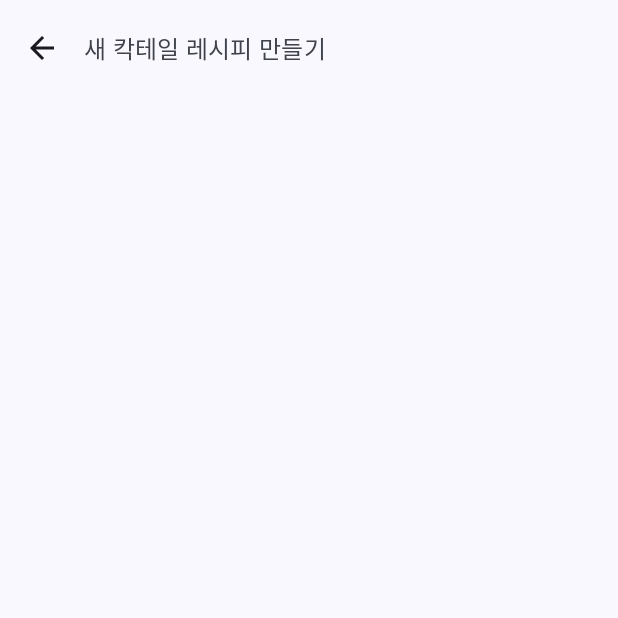
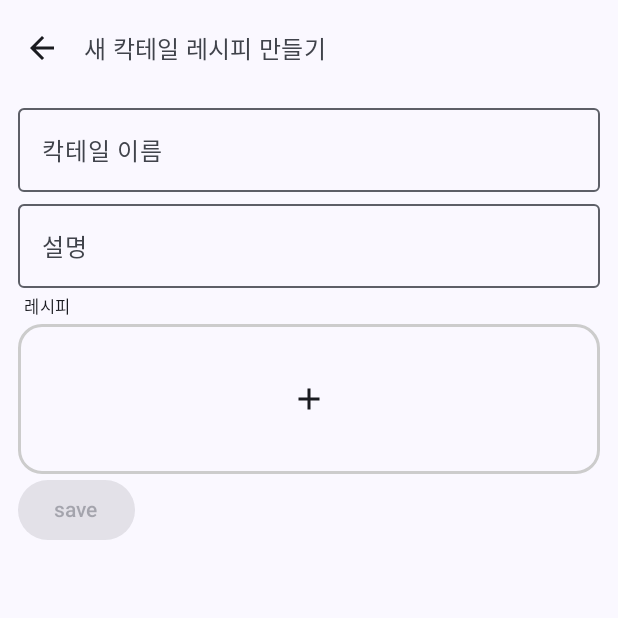
Before and after one commit to PotatoMadness/CocktailRecipe, an Android app built with Jetpack Compose: the composable MyRecipeCreateScreen shown on its own in the app's theme, on a phone screen of 412 x 824 dp, the top half of it. Run offline under Robolectric (Android 15) with nearby library versions, the phone set to English and light mode, and no system bars; our stand-ins replace Dagger/Hilt's generated code, Room's generated code; network calls fail.

Commit message:
feat : 나의 레시피

```diff
--- a/app/src/main/java/com/potatomadness/cocktail/data/AppDatabase.kt
+++ b/app/src/main/java/com/potatomadness/cocktail/data/AppDatabase.kt
@@ -5,12 +5,13 @@ import androidx.room.Database
 import androidx.room.Room
 import androidx.room.RoomDatabase
 
-@Database(entities = [Cocktail::class], version = 2)
+@Database(entities = [Cocktail::class, Ingredient::class], version = 5)
 abstract class AppDatabase: RoomDatabase() {
     abstract fun cocktailDao(): CocktailDao
+    abstract fun ingredientDao(): IngredientDao
 
     companion object {
-        private const val DATABASE_NAME = "collect_insult"
+        private const val DATABASE_NAME = "cocktail_recipe"
 
         @Volatile private var instance: AppDatabase? = null
 
--- a/app/src/main/java/com/potatomadness/cocktail/data/Cocktail.kt
+++ b/app/src/main/java/com/potatomadness/cocktail/data/Cocktail.kt
@@ -8,14 +8,14 @@ import com.google.gson.annotations.SerializedName
 
 @Entity(tableName = "Cocktail")
 data class Cocktail(
-    @field:SerializedName("strDrink") val name: String,
+    @field:SerializedName("strDrink") var name: String,
     @field:SerializedName("strDrinkThumb") val thumbnailUrl: String,
     @PrimaryKey @ColumnInfo(name = "id")
-    @field:SerializedName("idDrink") val id: String,
+    @field:SerializedName("idDrink") var id: String,
     @field:SerializedName("strCategory") val category: String? = null,
     @field:SerializedName("strAlcoholic") val alcoholic: String? = null,
     @field:SerializedName("strGlass") val glass: String? = null,
-    @field:SerializedName("strInstructions") val instructions: String? = null,
+    @field:SerializedName("strInstructions") var instructions: String? = null,
     @field:SerializedName("strIngredient1") val _ing1: String? = null,
     @field:SerializedName("strIngredient2") val _ing2: String? = null,
     @field:SerializedName("strIngredient3") val _ing3: String? = null,
@@ -30,6 +30,8 @@ data class Cocktail(
     @field:SerializedName("strMeasure5") val _measure5: String? = null,
     @field:SerializedName("strMeasure6") val _measure6: String? = null,
     @field:SerializedName("strMeasure7") val _measure7: String? = null,
+    val isCustom: Boolean = false,
+    val isFavorite: Boolean = false
 ) {
     val recipeSteps: List<Pair<String, String>>
         get() {
--- a/app/src/main/java/com/potatomadness/cocktail/data/CocktailDao.kt
+++ b/app/src/main/java/com/potatomadness/cocktail/data/CocktailDao.kt
@@ -5,19 +5,32 @@ import androidx.room.Delete
 import androidx.room.Insert
 import androidx.room.OnConflictStrategy
 import androidx.room.Query
+import androidx.room.Update
 import kotlinx.coroutines.flow.Flow
 
 @Dao
 interface CocktailDao {
+    @Insert(onConflict = OnConflictStrategy.IGNORE)
+    suspend fun insert(cocktail: Cocktail)
+
     @Insert(onConflict = OnConflictStrategy.REPLACE)
-    suspend fun insert(cocktail: Cocktail)
+    suspend fun insertFullInfo(cocktail: Cocktail)
+
+    @Update
+    suspend fun update(cocktail: Cocktail)
 
     @Delete
     suspend fun delete(cocktail: Cocktail)
 
-    @Query("SELECT EXISTS(SELECT 1 FROM Cocktail WHERE id = :cocktailId LIMIT 1)")
-    fun isSaved(cocktailId: String): Flow<Boolean>
+    @Query("SELECT EXISTS(SELECT 1 FROM Cocktail WHERE id = :cocktailId and isFavorite != 0 LIMIT 1)")
+    fun isFavorite(cocktailId: String): Flow<Boolean>
 
     @Query("SELECT * FROM Cocktail")
     fun getAll(): Flow<List<Cocktail>>
+
+    @Query("SELECT * FROM Cocktail WHERE isCustom != 0")
+    fun getMyRecipes(): Flow<List<Cocktail>>
+
+    @Query("SELECT * FROM Cocktail WHERE isFavorite != 0")
+    fun getFavoriteRecipes(): Flow<List<Cocktail>>
 }
--- /dev/null
+++ b/app/src/main/java/com/potatomadness/cocktail/data/IngredientDao.kt
@@ -0,0 +1,19 @@
+package com.potatomadness.cocktail.data
+
+import androidx.room.Dao
+import androidx.room.Insert
+import androidx.room.OnConflictStrategy
+import androidx.room.Query
+import kotlinx.coroutines.flow.Flow
+
+@Dao
+interface IngredientDao {
+    @Insert(onConflict = OnConflictStrategy.IGNORE)
+    suspend fun insert(ingredient: Ingredient)
+
+    @Insert(onConflict = OnConflictStrategy.REPLACE)
+    suspend fun insertFullInfo(ingredient: Ingredient)
+
+    @Query("SELECT * FROM Ingredient")
+    fun getAll(): Flow<List<Ingredient>>
+}
--- a/app/src/main/java/com/potatomadness/cocktail/di/DatabaseModule.kt
+++ b/app/src/main/java/com/potatomadness/cocktail/di/DatabaseModule.kt
@@ -3,6 +3,7 @@ package com.potatomadness.cocktail.di
 import android.content.Context
 import com.potatomadness.cocktail.data.AppDatabase
 import com.potatomadness.cocktail.data.CocktailDao
+import com.potatomadness.cocktail.data.IngredientDao
 import dagger.Module
 import dagger.Provides
 import dagger.hilt.InstallIn
@@ -23,4 +24,9 @@ class DatabaseModule {
     fun provideCocktailDao(appDatabase: AppDatabase): CocktailDao {
         return appDatabase.cocktailDao()
     }
+
+    @Provides
+    fun provideIngredientDao(appDatabase: AppDatabase): IngredientDao {
+        return appDatabase.ingredientDao()
+    }
 }
--- a/app/src/main/java/com/potatomadness/cocktail/navigation/NavigationActions.kt
+++ b/app/src/main/java/com/potatomadness/cocktail/navigation/NavigationActions.kt
@@ -12,6 +12,7 @@ object CocktailAppRoute {
     const val HOME = "Home"
     const val FAVORITE = "Favorite"
     const val MY_RECIPE = "MyRecipe"
+    const val CREATE_RECIPE = "CreateRecipe"
     const val DETAIL = "Detail"
     const val INFO = "info"
 }
--- a/app/src/main/java/com/potatomadness/cocktail/ui/MyRecipeCreateScreen.kt
+++ b/app/src/main/java/com/potatomadness/cocktail/ui/MyRecipeCreateScreen.kt
@@ -1,20 +1,36 @@
 package com.potatomadness.cocktail.ui
 
 import android.annotation.SuppressLint
+import androidx.compose.foundation.border
+import androidx.compose.foundation.clickable
+import androidx.compose.foundation.layout.Box
+import androidx.compose.foundation.layout.Spacer
+import androidx.compose.foundation.layout.fillMaxWidth
+import androidx.compose.foundation.layout.height
+import androidx.compose.foundation.layout.padding
 import androidx.compose.foundation.layout.size
+import androidx.compose.foundation.lazy.LazyColumn
+import androidx.compose.foundation.lazy.items
+import androidx.compose.foundation.shape.RoundedCornerShape
 import androidx.compose.material.icons.Icons
+import androidx.compose.material.icons.filled.Add
 import androidx.compose.material.icons.filled.ArrowBack
+import androidx.compose.material3.Button
 import androidx.compose.material3.ExperimentalMaterial3Api
 import androidx.compose.material3.Icon
 import androidx.compose.material3.IconButton
 import androidx.compose.material3.MaterialTheme
+import androidx.compose.material3.OutlinedTextField
 import androidx.compose.material3.Scaffold
+import androidx.compose.material3.Surface
 import androidx.compose.material3.Text
 import androidx.compose.material3.TopAppBar
 import androidx.compose.runtime.Composable
 import androidx.compose.runtime.collectAsState
 import androidx.compose.runtime.getValue
+import androidx.compose.ui.Alignment
 import androidx.compose.ui.Modifier
+import androidx.compose.ui.graphics.Color
 import androidx.compose.ui.text.style.TextOverflow
 import androidx.compose.ui.unit.dp
 import androidx.hilt.navigation.compose.hiltViewModel
@@ -27,6 +43,7 @@ fun MyRecipeCreateScreen(
     viewModel: MyRecipeCreateViewModel = hiltViewModel()
 ) {
     val cocktail by viewModel.newCocktail.collectAsState()
+    val isValid by viewModel.isValid.collectAsState()
     Scaffold (
         topBar = {
             TopAppBar(
@@ -48,12 +65,58 @@ fun MyRecipeCreateScreen(
                     }
                 })
         }
-    ) {
+    ) { padding ->
         // 복사해온 리스트 있으면 세팅
         // 이름
         // 설명
         // TODO :: 이미지 업로드 -> db에만 저장 -> dao에 저장타입 분기
         // 재료추가 -> 추가화면 : 모은 재료 리스트
-
+        Surface(modifier = Modifier.padding(padding)) {
+            LazyColumn(modifier = Modifier
+                .fillMaxWidth()
+                .padding(start = 12.dp, end = 12.dp, bottom = 24.dp)) {
+                item {
+                    OutlinedTextField(
+                        modifier = Modifier.fillMaxWidth(),
+                        value = cocktail.name,
+                        onValueChange = { viewModel.updateCocktailName(it) },
+                        label = { Text(text = "칵테일 이름") })
+                    OutlinedTextField(
+                        modifier = Modifier.fillMaxWidth(),
+                        value = cocktail.instructions ?: "",
+                        onValueChange = { viewModel.updateCocktailInstruction(it) },
+                        label = { Text(text = "설명") })
+                    Text(
+                        modifier = Modifier.padding(4.dp),
+                        text = "레시피",
+                        style = MaterialTheme.typography.labelSmall)
+                }
+                if (cocktail.recipeSteps.isNotEmpty()) {
+                    items(cocktail.recipeSteps) {
+                        RecipeStep(step = it) {
+                            // modify step dialog
+                        }
+                        Spacer(modifier = Modifier.height(4.dp))
+                    }
+                }
+                item {
+                    Box(modifier = Modifier
+                        .fillMaxWidth()
+                        .height(100.dp)
+                        .border(2.dp, Color.LightGray, RoundedCornerShape(16.dp))
+                        .clickable {
+                            // modify step dialog
+                        }
+                    ) {
+                        Icon(modifier = Modifier.align(Alignment.Center), imageVector = Icons.Filled.Add,contentDescription = "")
+                    }
+                    Button(
+                        enabled = isValid,
+                        onClick = { /*TODO*/ }) {
+                        Text(text = "save")
+                    }
+                }
+            }
+        }
     }
 }
--- a/app/src/main/java/com/potatomadness/cocktail/ui/MyRecipeCreateViewModel.kt
+++ b/app/src/main/java/com/potatomadness/cocktail/ui/MyRecipeCreateViewModel.kt
@@ -8,7 +8,10 @@ import com.potatomadness.cocktail.Const.COCKTAIL_ID_SAVED_STATE_KEY
 import com.potatomadness.cocktail.data.Cocktail
 import dagger.hilt.android.lifecycle.HiltViewModel
 import kotlinx.coroutines.flow.MutableStateFlow
+import kotlinx.coroutines.flow.SharingStarted
 import kotlinx.coroutines.flow.StateFlow
+import kotlinx.coroutines.flow.map
+import kotlinx.coroutines.flow.stateIn
 import kotlinx.coroutines.launch
 import javax.inject.Inject
 
@@ -17,14 +20,33 @@ class MyRecipeCreateViewModel @Inject constructor(
     savedStateHandle: SavedStateHandle,
     cocktailRepository: CocktailRepository
 ): ViewModel() {
-    val cocktailId: String = savedStateHandle.get<String>(COCKTAIL_ID_SAVED_STATE_KEY)!!
+    val cocktailId: String = savedStateHandle.get<String>(COCKTAIL_ID_SAVED_STATE_KEY)?: ""
     private val _newCocktail: MutableStateFlow<Cocktail> = MutableStateFlow(Cocktail(name = "", thumbnailUrl = "", id = ""))
     val newCocktail: StateFlow<Cocktail> = _newCocktail
+    val isValid: StateFlow<Boolean> = _newCocktail.map {
+        (it.recipeSteps.isNotEmpty()
+            && !it.instructions.isNullOrEmpty()
+            && !it.name.isNullOrEmpty())
+    }.stateIn(viewModelScope, SharingStarted.WhileSubscribed(), false)
 
     init {
+        if(!cocktailId.isNullOrBlank()) {
+            viewModelScope.launch {
+                val copyFrom = cocktailRepository.getDrinkRecipe(cocktailId)
+                _newCocktail.emit(copyFrom)
+            }
+        }
+    }
+
+    fun updateCocktailName(name: String) {
         viewModelScope.launch {
-            val copyFrom = cocktailRepository.getDrinkRecipe(cocktailId)
-            _newCocktail.emit(copyFrom)
+            _newCocktail.emit(_newCocktail.value.copy(name = name))
+        }
+    }
+
+    fun updateCocktailInstruction(contents: String) {
+        viewModelScope.launch {
+            _newCocktail.emit(_newCocktail.value.copy(instructions = contents))
         }
     }
 }
```
Also changed, not shown: app/src/main/java/com/potatomadness/cocktail/CocktailNavHost.kt (+8 -2 lines), app/src/main/java/com/potatomadness/cocktail/CocktailRepository.kt (+25 -8 lines), app/src/main/java/com/potatomadness/cocktail/data/Ingredient.kt (+9 -5 lines), app/src/main/java/com/potatomadness/cocktail/ui/CocktailListPaneContent.kt (+17 -9 lines), app/src/main/java/com/potatomadness/cocktail/ui/MyRecipeScreen.kt (added, +62 -0 lines), app/src/main/java/com/potatomadness/cocktail/ui/MyRecipeViewModel.kt (added, +16 -0 lines).
